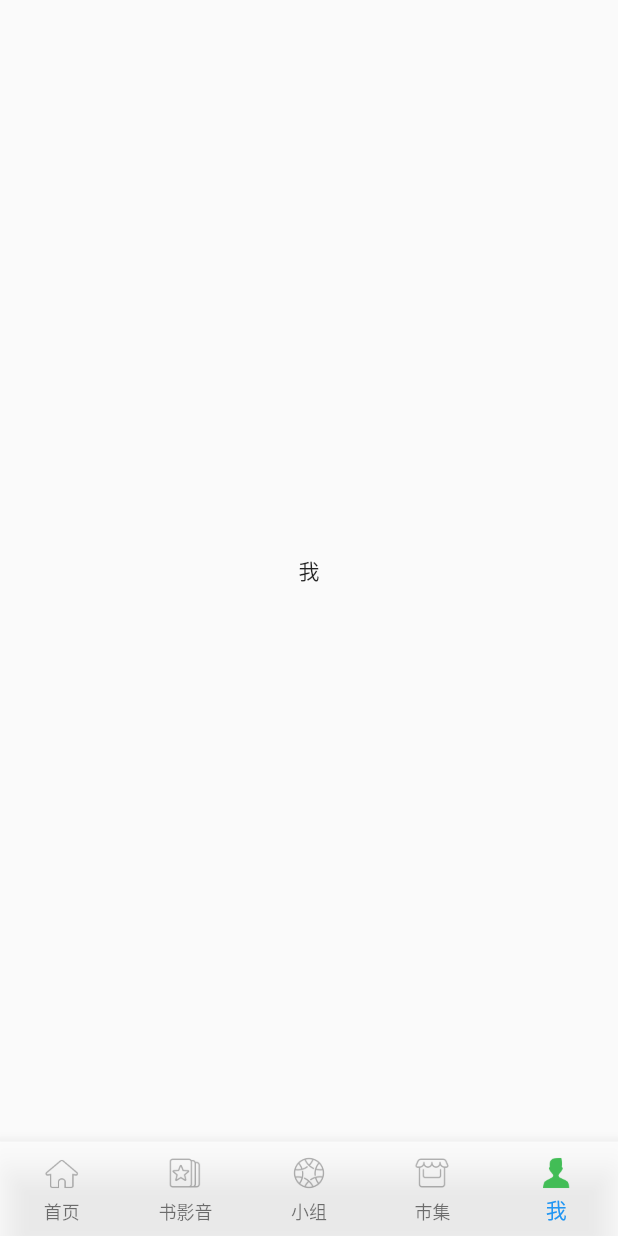
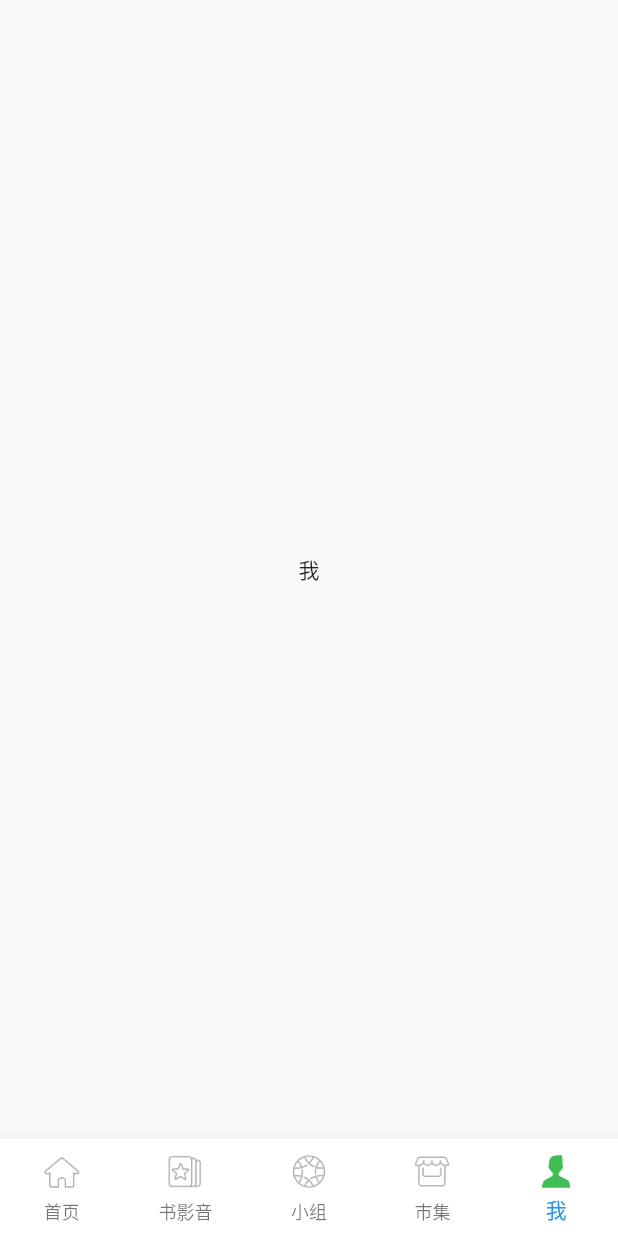
Before and after one commit to jacky-aurs/open_eyes_video, a Flutter app: the screen it shows after launch, item 5 of the bottom bar chosen, on a phone screen of 412 x 824 dp. Run offline on Flutter 3.47's test engine with Material 2 defaults, Android fonts, the phone set to English and light mode, and no system bars.

```diff
--- a/lib/app_page.dart
+++ b/lib/app_page.dart
@@ -11,6 +11,7 @@ class _MyAppState extends State<MyApp> {
   @override
   Widget build(BuildContext context) {
     return MaterialApp(
+      color: Colors.white,
       debugShowCheckedModeBanner: false,
       home: SplashPage(),
     );
--- a/lib/home_main_page.dart
+++ b/lib/home_main_page.dart
@@ -61,20 +61,20 @@ class _HomeMainPageState extends State<HomeMainPage> {
             _currentIndex = value;
           });
         },
-        backgroundColor: Colors.white70,
+        backgroundColor: Colors.white,
         items: [
           BottomNavigationBarItem(
               icon: Image.asset(
                 _currentIndex == 0
                     ? Constancts.IMAGE_TAB + 'ic_tab_home_active.png'
                     : Constancts.IMAGE_TAB + 'ic_tab_home_normal.png',
-                height: 28.0,
-                width: 32.0,
+                height: 30.0,
+                width: 30.0,
               ),
               title: Text(
                 Constancts.TAB_HOME,
                 style: TextStyle(
-                    fontSize: 14.0,
+                    fontSize: 12.0,
                     color: _currentIndex == 0 ? Colors.green : Colors.black45),
               )),
           BottomNavigationBarItem(
@@ -82,13 +82,13 @@ class _HomeMainPageState extends State<HomeMainPage> {
                 _currentIndex == 1
                     ? Constancts.IMAGE_TAB + 'ic_tab_subject_active.png'
                     : Constancts.IMAGE_TAB + 'ic_tab_subject_normal.png',
-                height: 28.0,
-                width: 32.0,
+                height: 30.0,
+                width: 30.0,
               ),
               title: Text(
                 Constancts.TAB_BOOK_VIDE,
                 style: TextStyle(
-                    fontSize: 14.0,
+                    fontSize: 12.0,
                     color: _currentIndex == 1 ? Colors.green : Colors.black45),
               )),
           BottomNavigationBarItem(
@@ -96,13 +96,13 @@ class _HomeMainPageState extends State<HomeMainPage> {
                 _currentIndex == 2
                     ? Constancts.IMAGE_TAB + 'ic_tab_group_active.png'
                     : Constancts.IMAGE_TAB + 'ic_tab_group_normal.png',
-                height: 28.0,
-                width: 32.0,
+                height: 30.0,
+                width: 30.0,
               ),
               title: Text(
                 Constancts.TAB_GROUP,
                 style: TextStyle(
-                    fontSize: 14.0,
+                    fontSize: 12.0,
                     color: _currentIndex == 2 ? Colors.green : Colors.black45),
               )),
           BottomNavigationBarItem(
@@ -110,13 +110,13 @@ class _HomeMainPageState extends State<HomeMainPage> {
                 _currentIndex == 3
                     ? Constancts.IMAGE_TAB + 'ic_tab_shiji_active.png'
                     : Constancts.IMAGE_TAB + 'ic_tab_shiji_normal.png',
-                height: 28.0,
-                width: 32.0,
+                height: 30.0,
+                width: 30.0,
               ),
               title: Text(
                 Constancts.TAB_BAZAAR,
                 style: TextStyle(
-                    fontSize: 14.0,
+                    fontSize: 12.0,
                     color: _currentIndex == 3 ? Colors.green : Colors.black45),
               )),
           BottomNavigationBarItem(
@@ -124,13 +124,13 @@ class _HomeMainPageState extends State<HomeMainPage> {
                 _currentIndex == 4
                     ? Constancts.IMAGE_TAB + 'ic_tab_profile_active.png'
                     : Constancts.IMAGE_TAB + 'ic_tab_profile_normal.png',
-                height: 28.0,
-                width: 32.0,
+                height: 30.0,
+                width: 30.0,
               ),
               title: Text(
                 Constancts.TAB_ME,
                 style: TextStyle(
-                    fontSize: 14.0,
+                    fontSize: 12.0,
                     color: _currentIndex == 4 ? Colors.green : Colors.black45),
               ))
         ],
--- a/lib/page/bazaar_page.dart
+++ b/lib/page/bazaar_page.dart
@@ -1,3 +1,4 @@
+import 'package:douban/widght/seach_page.dart';
 import 'package:flutter/material.dart';
 import '../utils/constants_page.dart';
 class BazaarPage extends StatefulWidget {
@@ -8,8 +9,9 @@ class BazaarPage extends StatefulWidget {
 class _BazaarPageState extends State<BazaarPage> {
   @override
   Widget build(BuildContext context) {
-    return Center(
-      child: new Text(Constancts.TAB_BAZAAR),
+    return Scaffold(
+      backgroundColor: Colors.white,
+      body: new SeachPage(seachTitle: Constancts.BAZAAR_SEACH),
     );
   }
 }
--- a/lib/page/book_video_page.dart
+++ b/lib/page/book_video_page.dart
@@ -1,3 +1,4 @@
+import 'package:douban/widght/seach_page.dart';
 import 'package:flutter/material.dart';
 import '../utils/constants_page.dart';
 class BookVideoPage extends StatefulWidget {
@@ -8,8 +9,9 @@ class BookVideoPage extends StatefulWidget {
 class _BookVideoPageState extends State<BookVideoPage> {
   @override
   Widget build(BuildContext context) {
-    return Center(
-      child: new Text(Constancts.TAB_BOOK_VIDE),
+    return Scaffold(
+      backgroundColor: Colors.white,
+      body: new SeachPage(seachTitle: Constancts.BOOK_VIDEO_SEACH),
     );
   }
 }
--- a/lib/utils/constants_page.dart
+++ b/lib/utils/constants_page.dart
@@ -1,6 +1,5 @@
 class Constancts {
   static const String SPLASH_NAME = '跳过';
-
   static const String TAB_HOME = '首页';
   static const String TAB_BOOK_VIDE = '书影音';
   static const String TAB_GROUP = '小组';
@@ -11,13 +10,17 @@ class Constancts {
   static const String OK = '确定';
   static const String ALL = '全部';
 
+  static const String HOME_SEAACH_TITLE = '我所见过的黄河';
+  static const String BOOK_VIDEO_SEACH = '你生活中cozy的时刻';
+  static const String GROUP_SEACH = '讨好型人格治疗所';
+  static const String BAZAAR_SEACH = '搜索书籍影音 小组 日记 用户';
+
   //首页
   static const String HOME_DYNAMIC = '动态';
   static const String HOME_RECOMMEND = '推荐';
-  static const String HOME_SEAACH_TITLE = '我所见过的黄河';
 
   //书影音
-  static const String BOOK_VIDEO_SEACH = '你生活中cozy的时刻';
+
   static const String BOOK_VIDEO_VIDEO = '电影';
   static const String BOOK_VIDEO_TV = '电视';
   static const String BOOK_VIDEO_BOOK = '读书';
@@ -34,8 +37,11 @@ class Constancts {
   static const String BOOK_VIDEO_POPULAR = '影院热门';
 
 
-  static const String IMAGE_ASSETS = "images/";
+
+
+
 
   //底部tab
+  static const String IMAGE_ASSETS = "images/";
   static const String IMAGE_TAB = "images/tab/";
 }
```
Also changed, not shown: lib/main.dart (+11 -4 lines), lib/page/group_page.dart (+5 -2 lines), lib/page/home_page.dart (+6 -2 lines), lib/widght/seach_page.dart (added, +75 -0 lines).
